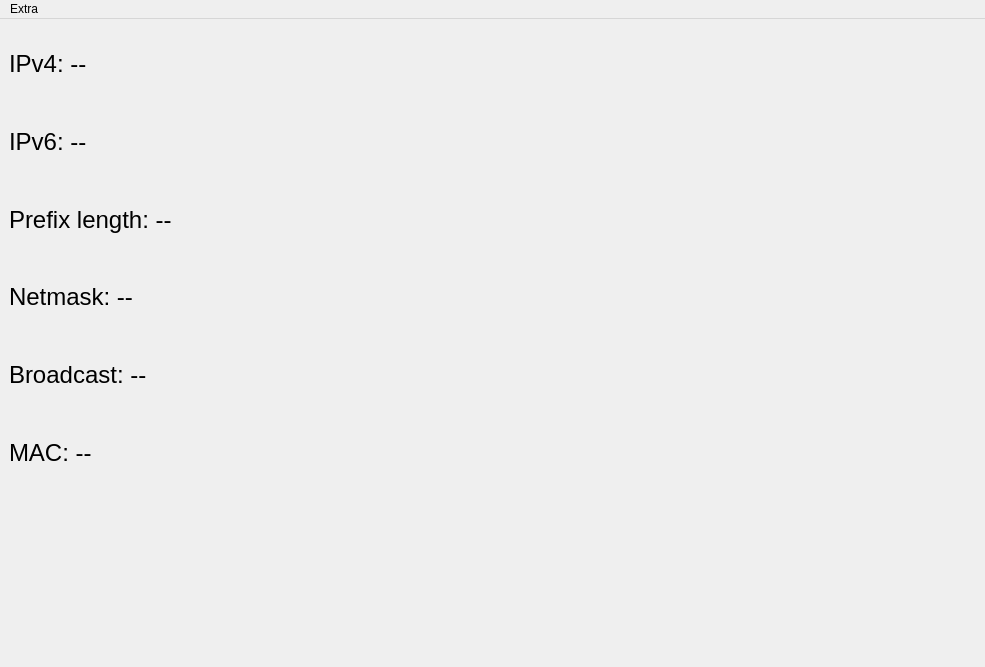
Qt form src/main_win/main_win.ui (VladKk/NetViewer) before a commit.
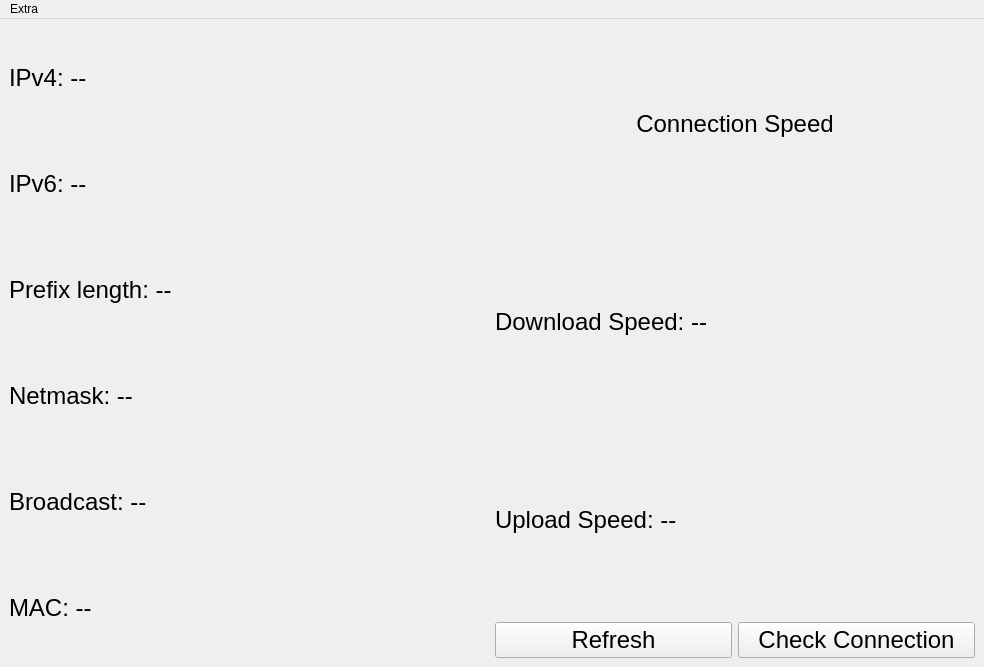
The same form after that commit.

Commit message: Add network speed tracker + Create simple 'UI'

Patch:
```diff
--- a/src/main_win/main_win.ui
+++ b/src/main_win/main_win.ui
@@ -6,7 +6,7 @@
    <rect>
     <x>0</x>
     <y>0</y>
-    <width>985</width>
+    <width>984</width>
     <height>667</height>
    </rect>
   </property>
@@ -32,15 +32,8 @@
    <string>NetViewer</string>
   </property>
   <widget class="QWidget" name="centralwidget">
-   <widget class="QWidget" name="verticalLayoutWidget">
-    <property name="geometry">
-     <rect>
-      <x>9</x>
-      <y>9</y>
-      <width>741</width>
-      <height>461</height>
-     </rect>
-    </property>
+   <layout class="QHBoxLayout" name="horizontalLayout_2">
+    <item>
     <layout class="QVBoxLayout" name="verticalLayout">
      <item>
       <widget class="QLabel" name="labelIpv4">
@@ -139,14 +132,89 @@
       </widget>
      </item>
     </layout>
-   </widget>
+    </item>
+    <item>
+     <layout class="QVBoxLayout" name="verticalLayout_2">
+      <item>
+       <widget class="QLabel" name="labelConnectionSpeed">
+        <property name="font">
+         <font>
+          <pointsize>18</pointsize>
+         </font>
+        </property>
+        <property name="contextMenuPolicy">
+         <enum>Qt::DefaultContextMenu</enum>
+        </property>
+        <property name="text">
+         <string>Connection Speed</string>
+        </property>
+        <property name="alignment">
+         <set>Qt::AlignCenter</set>
+        </property>
+       </widget>
+      </item>
+      <item>
+       <widget class="QLabel" name="labelDownload">
+        <property name="font">
+         <font>
+          <pointsize>18</pointsize>
+         </font>
+        </property>
+        <property name="text">
+         <string>Download Speed: --</string>
+        </property>
+       </widget>
+      </item>
+      <item>
+       <widget class="QLabel" name="labelUpload">
+        <property name="font">
+         <font>
+          <pointsize>18</pointsize>
+         </font>
+        </property>
+        <property name="text">
+         <string>Upload Speed: --</string>
+        </property>
+       </widget>
+      </item>
+      <item>
+       <layout class="QHBoxLayout" name="horizontalLayout">
+        <item>
+         <widget class="QPushButton" name="buttonRefresh">
+          <property name="font">
+           <font>
+            <pointsize>18</pointsize>
+           </font>
+          </property>
+          <property name="text">
+           <string>Refresh</string>
+          </property>
+         </widget>
+        </item>
+        <item>
+         <widget class="QPushButton" name="buttonCheckConnection">
+          <property name="font">
+           <font>
+            <pointsize>18</pointsize>
+           </font>
+          </property>
+          <property name="text">
+           <string>Check Connection</string>
+          </property>
+         </widget>
+        </item>
+       </layout>
+      </item>
+     </layout>
+    </item>
+   </layout>
   </widget>
   <widget class="QMenuBar" name="menubar">
    <property name="geometry">
     <rect>
      <x>0</x>
      <y>0</y>
-     <width>985</width>
+     <width>984</width>
      <height>22</height>
     </rect>
    </property>
```
Left out of the diff: 9 changed lines with no effect on the pictures. Lines whose indentation alone changed are shown as unchanged. The commit also changes 5 other files.
